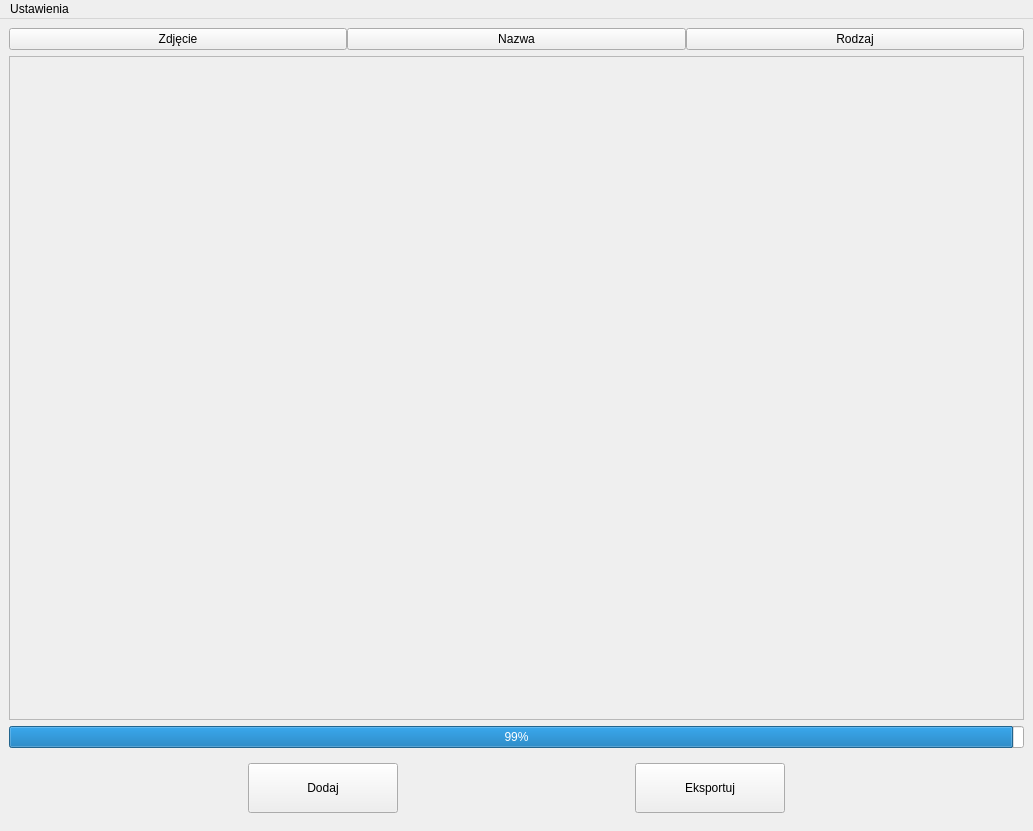
Before: the Qt Designer form gui/zawartosc/designer/gui_designer.ui in MariuszAKS/Projekt_IO, drawn with Qt 5.
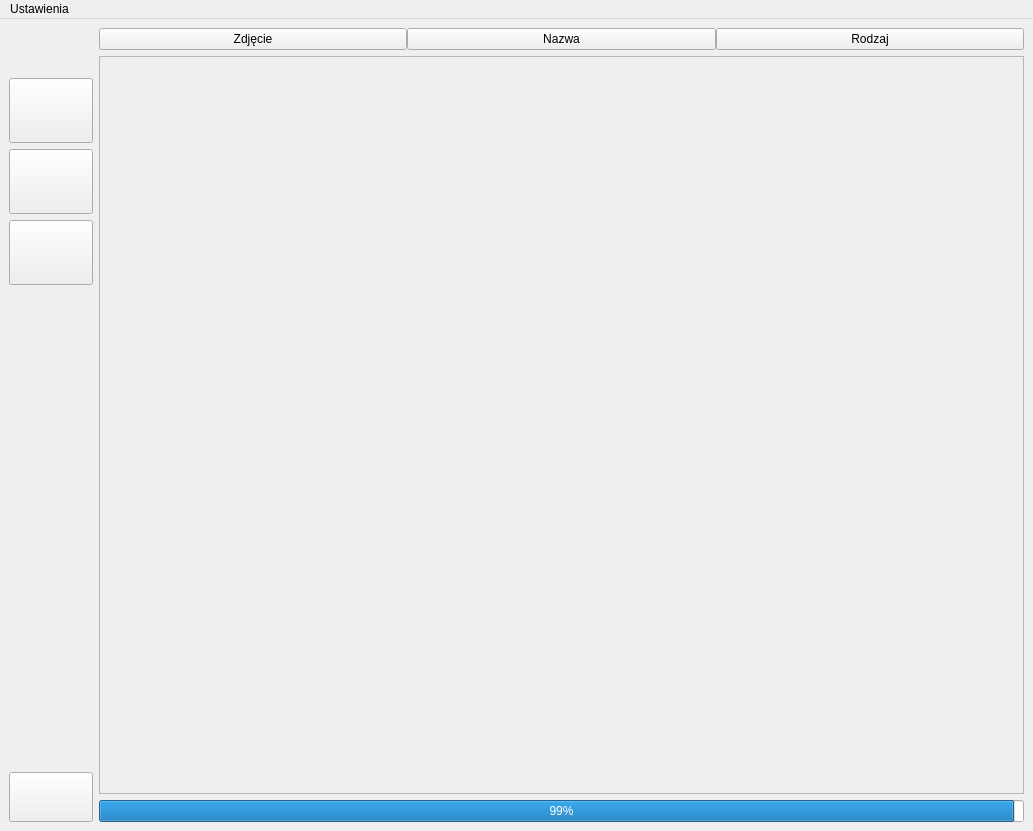
After: the same form once the commit is applied. Icons and pictures are not drawn.

Commit message: Zmieniono uklad elementow gui

```diff
--- a/gui/zawartosc/designer/gui_designer.ui
+++ b/gui/zawartosc/designer/gui_designer.ui
@@ -20,9 +20,167 @@
    <string>Aplikacja do identyfikacji bakterii</string>
   </property>
   <widget class="QWidget" name="centralwidget">
-   <layout class="QVBoxLayout" name="verticalLayout">
+   <layout class="QHBoxLayout" name="horizontalLayout_2">
     <item>
-     <layout class="QHBoxLayout" name="horizontalLayout">
+     <layout class="QVBoxLayout" name="pasek_boczny">
+      <property name="topMargin">
+       <number>50</number>
+      </property>
+      <item alignment="Qt::AlignTop">
+       <widget class="QPushButton" name="przycisk_dodaj">
+        <property name="minimumSize">
+         <size>
+          <width>65</width>
+          <height>65</height>
+         </size>
+        </property>
+        <property name="font">
+         <font>
+          <pointsize>26</pointsize>
+          <weight>75</weight>
+          <bold>true</bold>
+         </font>
+        </property>
+        <property name="text">
+         <string/>
+        </property>
+        <property name="icon">
+         <iconset>
+          <normaloff>../../zasoby/ikony/plus.svg</normaloff>../../zasoby/ikony/plus.svg</iconset>
+        </property>
+        <property name="iconSize">
+         <size>
+          <width>32</width>
+          <height>32</height>
+         </size>
+        </property>
+       </widget>
+      </item>
+      <item>
+       <widget class="QPushButton" name="przycisk_eksport">
+        <property name="minimumSize">
+         <size>
+          <width>50</width>
+          <height>65</height>
+         </size>
+        </property>
+        <property name="baseSize">
+         <size>
+          <width>0</width>
+          <height>0</height>
+         </size>
+        </property>
+        <property name="font">
+         <font>
+          <pointsize>14</pointsize>
+          <weight>75</weight>
+          <bold>true</bold>
+         </font>
+        </property>
+        <property name="text">
+         <string/>
+        </property>
+        <property name="icon">
+         <iconset>
+          <normaloff>../../zasoby/ikony/save.svg</normaloff>../../zasoby/ikony/save.svg</iconset>
+        </property>
+        <property name="iconSize">
+         <size>
+          <width>32</width>
+          <height>32</height>
+         </size>
+        </property>
+        <property name="autoDefault">
+         <bool>false</bool>
+        </property>
+        <property name="default">
+         <bool>false</bool>
+        </property>
+        <property name="flat">
+         <bool>false</bool>
+        </property>
+       </widget>
+      </item>
+      <item>
+       <widget class="QPushButton" name="przycisk_wyczysc">
+        <property name="minimumSize">
+         <size>
+          <width>0</width>
+          <height>65</height>
+         </size>
+        </property>
+        <property name="text">
+         <string/>
+        </property>
+        <property name="icon">
+         <iconset>
+          <normaloff>../../zasoby/ikony/trash.svg</normaloff>../../zasoby/ikony/trash.svg</iconset>
+        </property>
+        <property name="iconSize">
+         <size>
+          <width>32</width>
+          <height>32</height>
+         </size>
+        </property>
+       </widget>
+      </item>
+      <item>
+       <spacer name="verticalSpacer">
+        <property name="orientation">
+         <enum>Qt::Vertical</enum>
+        </property>
+        <property name="sizeHint" stdset="0">
+         <size>
+          <width>20</width>
+          <height>40</height>
+         </size>
+        </property>
+       </spacer>
+      </item>
+      <item>
+       <widget class="QPushButton" name="przycisk_zmien_uklad">
+        <property name="minimumSize">
+         <size>
+          <width>20</width>
+          <height>50</height>
+         </size>
+        </property>
+        <property name="maximumSize">
+         <size>
+          <width>84</width>
+          <height>84</height>
+         </size>
+        </property>
+        <property name="text">
+         <string/>
+        </property>
+        <property name="icon">
+         <iconset>
+          <normaloff>../../zasoby/ikony/list.svg</normaloff>../../zasoby/ikony/list.svg</iconset>
+        </property>
+        <property name="iconSize">
+         <size>
+          <width>32</width>
+          <height>32</height>
+         </size>
+        </property>
+        <property name="autoDefault">
+         <bool>false</bool>
+        </property>
+        <property name="default">
+         <bool>false</bool>
+        </property>
+        <property name="flat">
+         <bool>false</bool>
+        </property>
+       </widget>
+      </item>
+     </layout>
+    </item>
+    <item>
+     <layout class="QVBoxLayout" name="verticalLayout_4">
+      <item>
+       <layout class="QHBoxLayout" name="pasek_gorny">
       <property name="spacing">
        <number>0</number>
       </property>
@@ -74,7 +232,7 @@
      </layout>
     </item>
     <item>
-     <widget class="QScrollArea" name="scrollArea">
+       <widget class="QScrollArea" name="lista">
       <property name="enabled">
        <bool>true</bool>
       </property>
@@ -98,8 +256,8 @@
         <rect>
          <x>0</x>
          <y>0</y>
-         <width>1017</width>
-         <height>637</height>
+           <width>942</width>
+           <height>703</height>
         </rect>
        </property>
        <property name="layoutDirection">
@@ -120,91 +278,7 @@
       </property>
      </widget>
     </item>
-    <item>
-     <widget class="QWidget" name="obszar_przyciskow" native="true">
-      <layout class="QHBoxLayout" name="horizontalLayout_3">
-       <item>
-        <spacer name="spacer1">
-         <property name="orientation">
-          <enum>Qt::Horizontal</enum>
-         </property>
-         <property name="sizeHint" stdset="0">
-          <size>
-           <width>40</width>
-           <height>20</height>
-          </size>
-         </property>
-        </spacer>
-       </item>
-       <item>
-        <widget class="QPushButton" name="przycisk_dodaj">
-         <property name="minimumSize">
-          <size>
-           <width>150</width>
-           <height>50</height>
-          </size>
-         </property>
-         <property name="baseSize">
-          <size>
-           <width>0</width>
-           <height>0</height>
-          </size>
-         </property>
-         <property name="text">
-          <string>Dodaj</string>
-         </property>
-         <property name="autoDefault">
-          <bool>false</bool>
-         </property>
-         <property name="default">
-          <bool>false</bool>
-         </property>
-         <property name="flat">
-          <bool>false</bool>
-         </property>
-        </widget>
-       </item>
-       <item>
-        <spacer name="spacer2">
-         <property name="orientation">
-          <enum>Qt::Horizontal</enum>
-         </property>
-         <property name="sizeHint" stdset="0">
-          <size>
-           <width>40</width>
-           <height>20</height>
-          </size>
-         </property>
-        </spacer>
-       </item>
-       <item>
-        <widget class="QPushButton" name="przycisk_eksport">
-         <property name="minimumSize">
-          <size>
-           <width>150</width>
-           <height>50</height>
-          </size>
-         </property>
-         <property name="text">
-          <string>Eksportuj</string>
-         </property>
-        </widget>
-       </item>
-       <item>
-        <spacer name="spacer3">
-         <property name="orientation">
-          <enum>Qt::Horizontal</enum>
-         </property>
-         <property name="sizeHint" stdset="0">
-          <size>
-           <width>40</width>
-           <height>20</height>
-          </size>
-         </property>
-        </spacer>
-       </item>
-      </layout>
-     </widget>
+     </layout>
     </item>
    </layout>
   </widget>
```
Lines whose indentation alone changed are shown as unchanged. The commit also changes 5 other files.
